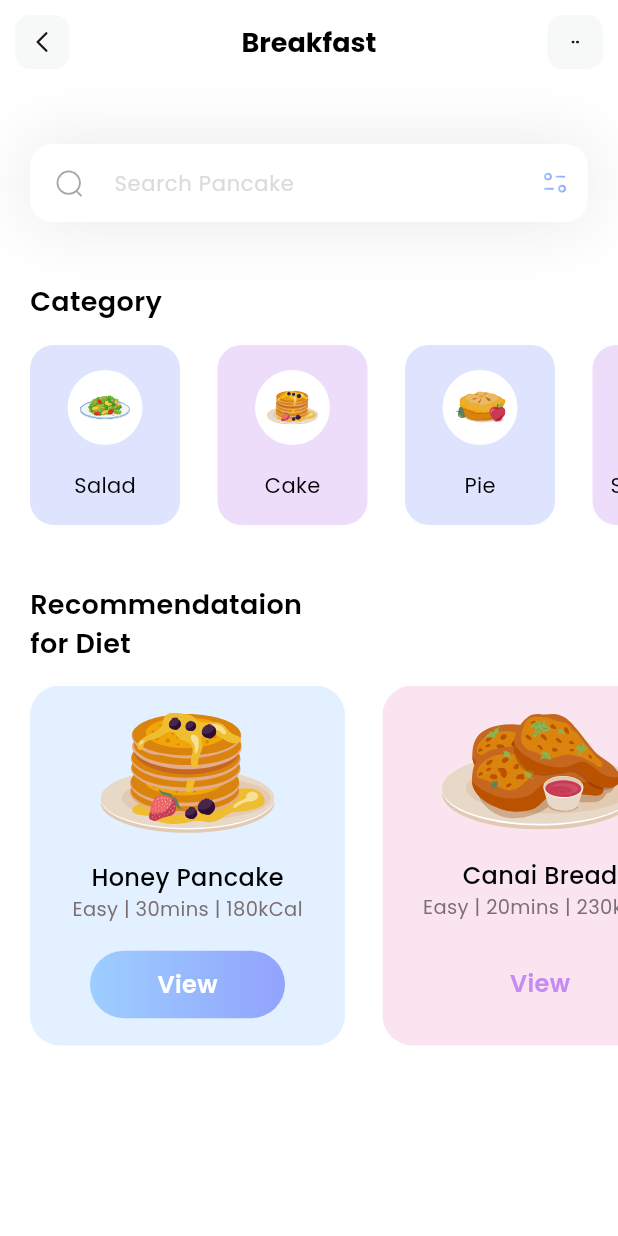
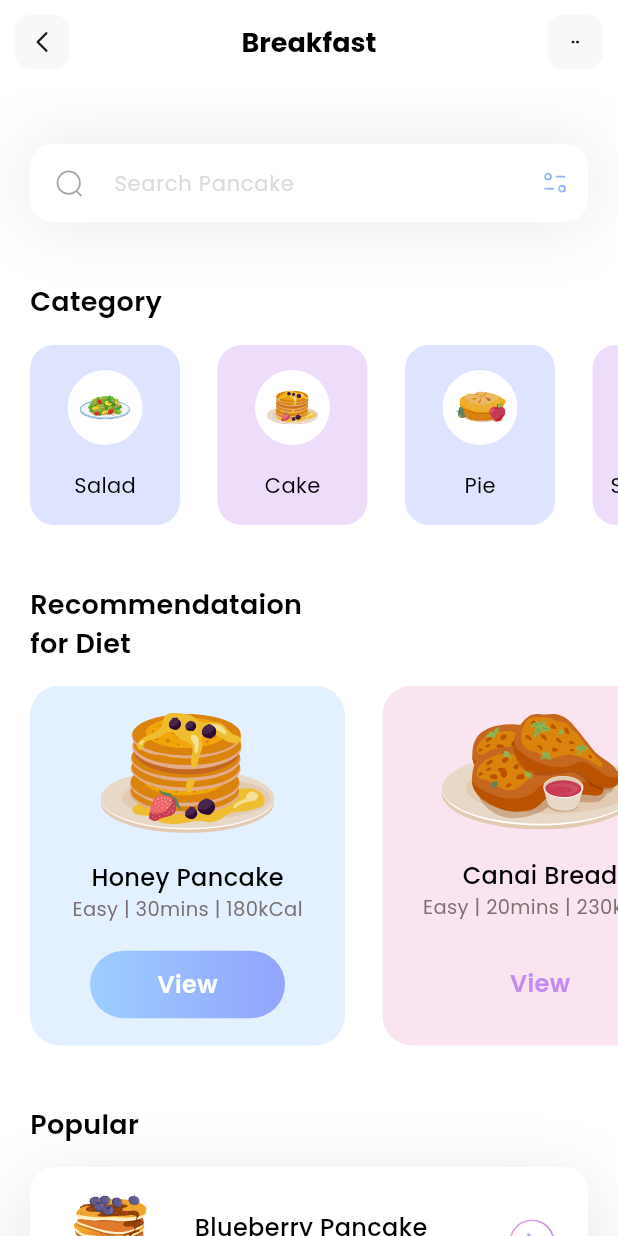
Before and after one commit to paolochang/flutterguys_fitness, a Flutter app: the screen it shows after launch, on a phone screen of 412 x 824 dp. Run offline on Flutter 3.47's test engine with Material 3 defaults, Android fonts, the light colour scheme and no system bars; our stand-ins replace flutter_svg.

Commit message:
Added popular

```diff
--- /dev/null
+++ b/lib/models/popular_model.dart
@@ -0,0 +1,45 @@
+class PopularModel {
+  String name;
+  String iconPath;
+  String level;
+  String duration;
+  String colorie;
+  bool boxSelected;
+
+  PopularModel({
+    required this.name,
+    required this.iconPath,
+    required this.level,
+    required this.duration,
+    required this.colorie,
+    required this.boxSelected,
+  });
+
+  static List<PopularModel> getPopular() {
+    List<PopularModel> popular = [];
+
+    popular.add(
+      PopularModel(
+        name: 'Blueberry Pancake',
+        iconPath: 'assets/icons/blueberry-pancake.svg',
+        level: 'Medium',
+        duration: '30 mins',
+        colorie: '230k Cal',
+        boxSelected: true,
+      ),
+    );
+
+    popular.add(
+      PopularModel(
+        name: 'Salmon Nigiri',
+        iconPath: 'assets/icons/salmon-nigiri.svg',
+        level: 'Easy',
+        duration: '20 mins',
+        colorie: '120k Cal',
+        boxSelected: false,
+      ),
+    );
+
+    return popular;
+  }
+}
--- a/lib/pages/home.dart
+++ b/lib/pages/home.dart
@@ -2,6 +2,7 @@ import 'package:flutter/material.dart';
 import 'package:flutter_svg/flutter_svg.dart';
 import 'package:flutterguys_fitness/models/category_model.dart';
 import 'package:flutterguys_fitness/models/diet_model.dart';
+import 'package:flutterguys_fitness/models/popular_model.dart';
 
 class HomePage extends StatefulWidget {
   const HomePage({Key? key}) : super(key: key);
@@ -13,10 +14,12 @@ class HomePage extends StatefulWidget {
 class _HomePageState extends State<HomePage> {
   List<CategoryModel> categories = [];
   List<DietModel> diets = [];
+  List<PopularModel> popular = [];
 
   void _getInitialInfo() {
     categories = CategoryModel.getCategories();
     diets = DietModel.getDiets();
+    popular = PopularModel.getPopular();
   }
 
   @override
@@ -25,14 +28,102 @@ class _HomePageState extends State<HomePage> {
     return Scaffold(
       appBar: appBar(),
       backgroundColor: Colors.white,
-      body: Column(
-        crossAxisAlignment: CrossAxisAlignment.start,
+      body: ListView(
+        // crossAxisAlignment: CrossAxisAlignment.start,
         children: [
           _searchField(),
           const SizedBox(height: 40),
           _categoriesSection(),
           const SizedBox(height: 40),
-          _dietSection()
+          _dietSection(),
+          const SizedBox(height: 40),
+          Column(
+            crossAxisAlignment: CrossAxisAlignment.start,
+            children: [
+              const Padding(
+                padding: EdgeInsets.only(left: 20),
+                child: Text(
+                  'Popular',
+                  style: TextStyle(
+                    color: Colors.black,
+                    fontSize: 18,
+                    fontWeight: FontWeight.w600,
+                  ),
+                ),
+              ),
+              const SizedBox(height: 15),
+              ListView.separated(
+                itemCount: popular.length,
+                shrinkWrap: true,
+                separatorBuilder: (context, index) =>
+                    const SizedBox(height: 20),
+                padding: const EdgeInsets.only(left: 20, right: 20),
+                itemBuilder: (context, index) {
+                  return Container(
+                    // color: Colors.blue,
+                    height: 100,
+                    decoration: BoxDecoration(
+                        color: popular[index].boxSelected
+                            ? Colors.white
+                            : Colors.transparent,
+                        borderRadius: BorderRadius.circular(16),
+                        boxShadow: popular[index].boxSelected
+                            ? [
+                                BoxShadow(
+                                  color: const Color(0xff1D1617)
+                                      .withValues(alpha: 0.12),
+                                  offset: const Offset(0, 10),
+                                  blurRadius: 40,
+                                  spreadRadius: 0,
+                                ),
+                              ]
+                            : []),
+                    child: Row(
+                      mainAxisAlignment: MainAxisAlignment.spaceEvenly,
+                      children: [
+                        SvgPicture.asset(
+                          popular[index].iconPath,
+                          height: 65,
+                          width: 65,
+                        ),
+                        Column(
+                          mainAxisAlignment: MainAxisAlignment.center,
+                          crossAxisAlignment: CrossAxisAlignment.start,
+                          children: [
+                            Text(
+                              popular[index].name,
+                              style: const TextStyle(
+                                color: Colors.black,
+                                fontSize: 16,
+                                fontWeight: FontWeight.w500,
+                              ),
+                            ),
+                            Text(
+                              '${popular[index].level} | ${popular[index].duration} | ${popular[index].colorie}',
+                              style: const TextStyle(
+                                color: Color(0xff7B6F72),
+                                fontSize: 13,
+                                fontWeight: FontWeight.w400,
+                              ),
+                            ),
+                          ],
+                        ),
+                        GestureDetector(
+                          onTap: () {},
+                          child: SvgPicture.asset(
+                            'assets/icons/button.svg',
+                            width: 30,
+                            height: 30,
+                          ),
+                        ),
+                      ],
+                    ),
+                  );
+                },
+              )
+            ],
+          ),
+          const SizedBox(height: 40),
         ],
       ),
     );
```
